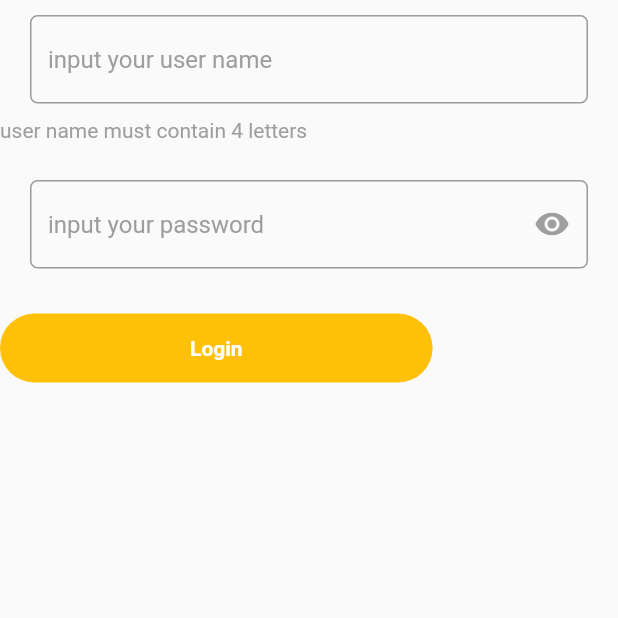
After one commit to yhma1995/Flutter_Course, a Flutter app: the screen it shows after launch, after a tap on the "login" icon, on a phone screen of 412 x 824 dp, the top half of it. The commit adds this screen. Run offline on Flutter 3.47's test engine with Material 2 defaults, Android fonts, the phone set to English and light mode, and no system bars.

Commit message:
text field

```diff
--- /dev/null
+++ b/test_project/lib/auth/login.dart
@@ -0,0 +1,108 @@
+import 'package:flutter/material.dart';
+
+class LoginWidget extends StatefulWidget {
+  LoginWidget({Key? key}) : super(key: key);
+
+  @override
+  State<LoginWidget> createState() => _LoginWidgetState();
+}
+
+class _LoginWidgetState extends State<LoginWidget> {
+  bool userNameValid = false;
+  String username='';
+
+  @override
+  Widget build(BuildContext context) {
+    return SafeArea(
+      child: Scaffold(
+        body: Column(
+          // mainAxisAlignment: MainAxisAlignment.center,
+            crossAxisAlignment: CrossAxisAlignment.start,
+          children: [
+            // for(var i=0;i<3;i++)
+            Padding(
+              padding: const EdgeInsets.symmetric(
+                  horizontal: 20, vertical: 10),
+              child: TextFormField(
+                onChanged: (value) {
+                  //value.length =>return length of string
+                 // value.contains('a') => check if special character's is in string or not
+                  //value[0]
+                  if(value.length<4){
+                    userNameValid=false;
+                  }else{
+                    userNameValid=true;
+                    username=value;
+                  }
+                  setState(() {
+
+                  });
+                },
+                decoration: InputDecoration(
+                    hintText: 'input your user name',
+                    hintStyle: TextStyle(color: Colors.grey),
+                    focusedBorder: OutlineInputBorder(
+                      borderSide: BorderSide(
+                          color: Colors.grey[900]!, width: 1),
+                      borderRadius: BorderRadius.circular(5),
+                    ),
+                    border: OutlineInputBorder(
+                      borderSide: BorderSide(color: Colors.grey, width: 1),
+                      borderRadius: BorderRadius.circular(5),
+                    )
+                ),
+              ),
+            ),
+            if(userNameValid) Icon(Icons.check_circle, color: Colors.green,)
+
+            else
+              Text('user name must contain 4 letters',
+                style: TextStyle(color: Colors.grey),textAlign: TextAlign.end),
+
+            SizedBox(height: 15,),
+            Padding(
+              padding: const EdgeInsets.symmetric(
+                  horizontal: 20, vertical: 10),
+              child: TextFormField(
+                onChanged: (value) {
+                  print(value);
+                },
+                obscureText: true,
+                decoration: InputDecoration(
+                    suffixIcon: GestureDetector(
+                        child: Icon(
+                          Icons.remove_red_eye, color: Colors.grey,)),
+                    focusedBorder: OutlineInputBorder(
+                      borderSide: BorderSide(
+                          color: Colors.grey[900]!, width: 1),
+                      borderRadius: BorderRadius.circular(5),
+                    ),
+                    hintText: 'input your password',
+                    hintStyle: TextStyle(color: Colors.grey),
+                    border: OutlineInputBorder(
+                      borderSide: BorderSide(color: Colors.grey, width: 1),
+                      borderRadius: BorderRadius.circular(5),
+                    )
+                ),
+              ),
+            ),
+            Container(
+              margin: EdgeInsets.symmetric(vertical: 20),
+              padding: EdgeInsets.symmetric(vertical: 15),
+              width: MediaQuery
+                  .of(context)
+                  .size
+                  .width * .7,
+              decoration: BoxDecoration(
+                color: Colors.amber,
+                borderRadius: BorderRadius.circular(30),
+              ),
+              child: Center(child: Text('Login', style: TextStyle(
+                  color: Colors.white, fontWeight: FontWeight.bold),)),
+            )
+          ],
+        ),
+      ),
+    );
+  }
+}
--- a/test_project/lib/home.dart
+++ b/test_project/lib/home.dart
@@ -1,4 +1,5 @@
 import 'package:flutter/material.dart';
+import 'package:test_project/auth/login.dart';
 import 'package:test_project/calculator/calculator.dart';
 import 'package:test_project/statefull/test.dart';
 
@@ -34,7 +35,15 @@ class HomeWidget extends StatelessWidget {
                 Navigator.push(context, MaterialPageRoute(builder:(context) => TestWidget(),));
               },
               child: Icon(Icons.transfer_within_a_station,size: 70,color: Colors.blueGrey,)),
-        )
+        ),
+        Padding(
+          padding: const EdgeInsets.all(8.0),
+          child: GestureDetector(
+              onTap: (){
+                Navigator.push(context, MaterialPageRoute(builder:(context) => LoginWidget(),));
+              },
+              child: Icon(Icons.login,size: 70,color: Colors.blueGrey,)),
+        ),
       ],),
     );
   }
```
